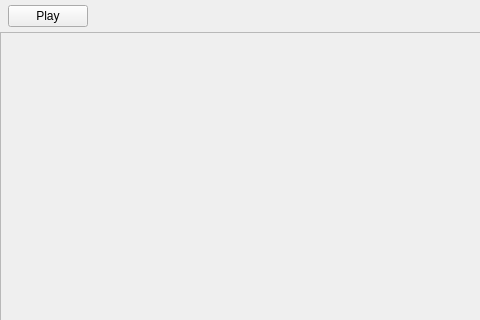
First picture: the form in SDK/src/SDK/Tools/musiceditor.ui, repository Starpelly/GameConsole, before the edit; both pictures show x 0 to 480 and y 0 to 320 of the 1124 by 659 pixel window.
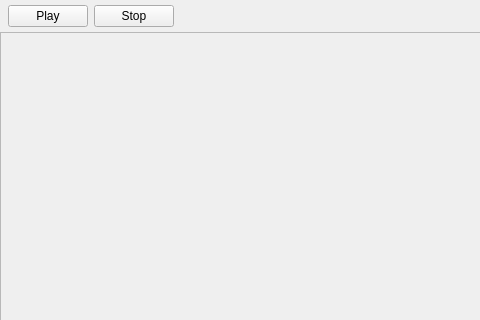
Second picture: the form after the edit.

Patch:
```diff
--- a/SDK/src/SDK/Tools/musiceditor.ui
+++ b/SDK/src/SDK/Tools/musiceditor.ui
@@ -72,6 +72,13 @@
         </property>
        </widget>
       </item>
+      <item>
+       <widget class="QPushButton" name="stopButton">
+        <property name="text">
+         <string>Stop</string>
+        </property>
+       </widget>
+      </item>
       <item>
        <spacer name="horizontalSpacer">
         <property name="orientation">
```
